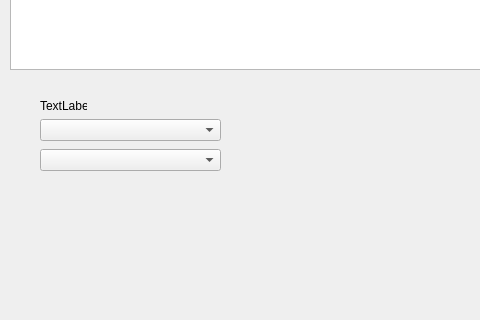
First picture: the form in Urzadzenia/urzadzenialistakontrahent.ui, repository Astropl/TestRamek, before the edit; both pictures show x 0 to 480 and y 280 to 600 of the 800 by 600 pixel window.
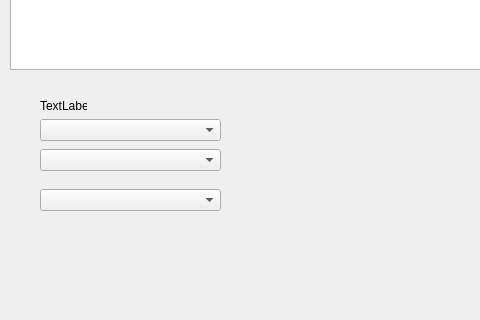
Second picture: the form after the edit.

What changed in the file:
```diff
--- a/Urzadzenia/urzadzenialistakontrahent.ui
+++ b/Urzadzenia/urzadzenialistakontrahent.ui
@@ -231,6 +231,16 @@
      <string>Zapisz</string>
     </property>
    </widget>
+   <widget class="QComboBox" name="comboBox_3">
+    <property name="geometry">
+     <rect>
+      <x>40</x>
+      <y>450</y>
+      <width>181</width>
+      <height>22</height>
+     </rect>
+    </property>
+   </widget>
    <zorder>tableView</zorder>
    <zorder>labelTest</zorder>
    <zorder>scrollArea_8</zorder>
```
Left out of the diff: 1 changed line with no effect on the pictures.
